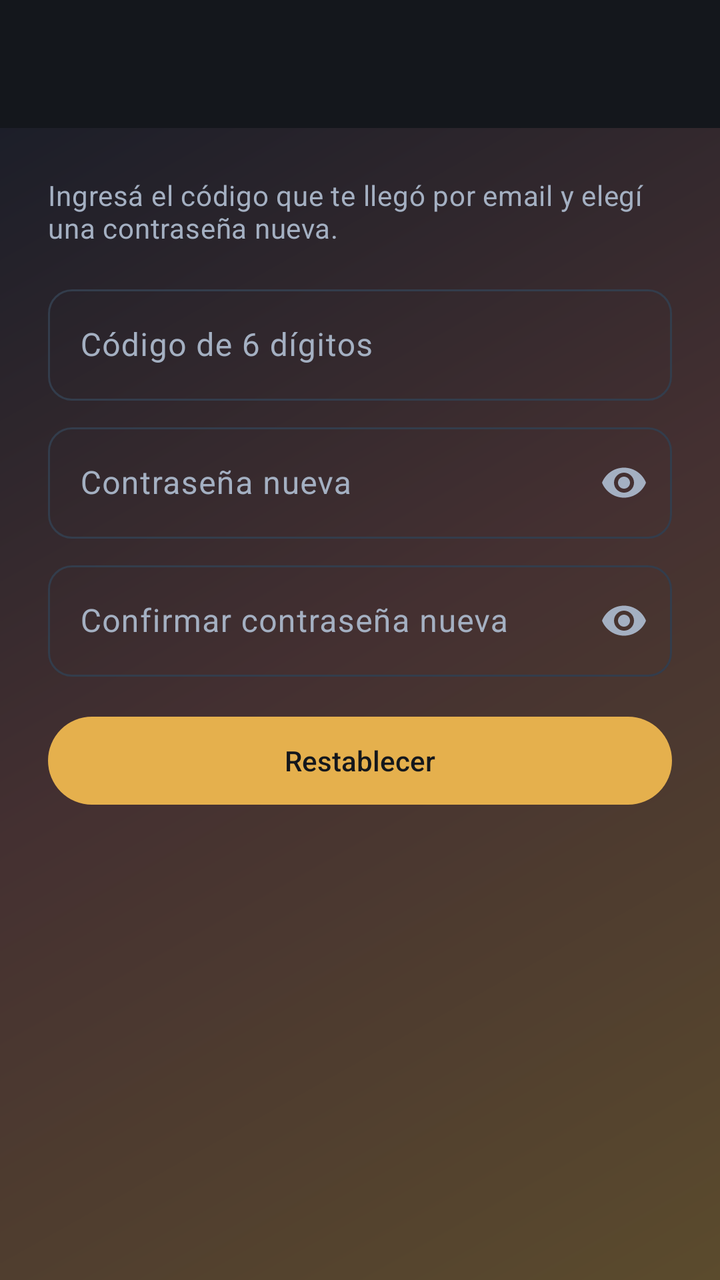
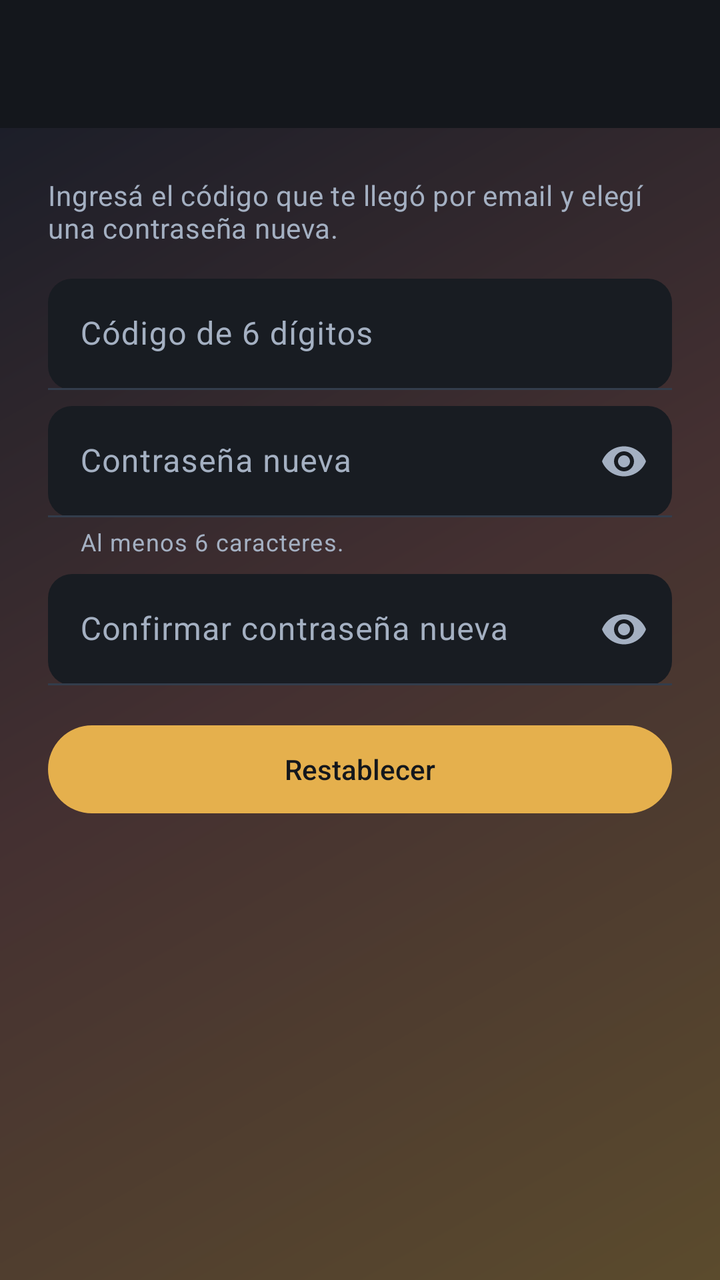

Screens rendered from an Android XML layout before and after an edit, with the pre-edit source and the edit as a unified diff.
<!-- AndroidManifest.xml: activity theme Theme.GestorPasantes.Login -->
<!-- res/layout/activity_restablecer_contrasena.xml -->
<?xml version="1.0" encoding="utf-8"?>
<LinearLayout xmlns:android="http://schemas.android.com/apk/res/android"
    xmlns:app="http://schemas.android.com/apk/res-auto"
    android:layout_width="match_parent"
    android:layout_height="match_parent"
    android:background="@drawable/bg_gradient_login"
    android:orientation="vertical">

    <androidx.appcompat.widget.Toolbar
        android:id="@+id/barraRestablecer"
        android:layout_width="match_parent"
        android:layout_height="?attr/actionBarSize"
        android:title="@string/titulo_restablecer_contrasena" />

    <ScrollView
        android:layout_width="match_parent"
        android:layout_height="0dp"
        android:layout_weight="1"
        android:fillViewport="true">

        <LinearLayout
            android:layout_width="match_parent"
            android:layout_height="wrap_content"
            android:orientation="vertical"
            android:padding="@dimen/espacio_lg">

            <TextView
                android:layout_width="match_parent"
                android:layout_height="wrap_content"
                android:layout_marginBottom="@dimen/espacio_md"
                android:text="@string/subtitulo_restablecer_contrasena"
                android:textAppearance="?attr/textAppearanceBodyMedium"
                android:textColor="@color/login_texto_secundario" />

            <com.google.android.material.textfield.TextInputLayout
                android:id="@+id/campoCodigo"
                style="@style/Widget.Material3.TextInputLayout.OutlinedBox"
                android:layout_width="match_parent"
                android:layout_height="wrap_content"
                android:hint="@string/hint_codigo">

                <com.google.android.material.textfield.TextInputEditText
                    android:id="@+id/inputCodigo"
                    android:layout_width="match_parent"
                    android:layout_height="wrap_content"
                    android:maxLength="6"
                    android:inputType="number" />
            </com.google.android.material.textfield.TextInputLayout>

            <com.google.android.material.textfield.TextInputLayout
                android:id="@+id/campoNueva"
                style="@style/Widget.Material3.TextInputLayout.OutlinedBox"
                android:layout_width="match_parent"
                android:layout_height="wrap_content"
                android:layout_marginTop="@dimen/espacio_sm"
                app:passwordToggleEnabled="true"
                app:passwordToggleTint="@color/login_texto_secundario"
                android:hint="@string/hint_contrasena_nueva">

                <com.google.android.material.textfield.TextInputEditText
                    android:id="@+id/inputNueva"
                    android:layout_width="match_parent"
                    android:layout_height="wrap_content"
                    android:inputType="textPassword" />
            </com.google.android.material.textfield.TextInputLayout>

            <com.google.android.material.textfield.TextInputLayout
                android:id="@+id/campoConfirmar"
                style="@style/Widget.Material3.TextInputLayout.OutlinedBox"
                android:layout_width="match_parent"
                android:layout_height="wrap_content"
                android:layout_marginTop="@dimen/espacio_sm"
                app:passwordToggleEnabled="true"
                app:passwordToggleTint="@color/login_texto_secundario"
                android:hint="@string/hint_confirmar_contrasena">

                <com.google.android.material.textfield.TextInputEditText
                    android:id="@+id/inputConfirmar"
                    android:layout_width="match_parent"
                    android:layout_height="wrap_content"
                    android:inputType="textPassword" />
            </com.google.android.material.textfield.TextInputLayout>

            <com.google.android.material.button.MaterialButton
                android:id="@+id/botonRestablecer"
                android:layout_width="match_parent"
                android:layout_height="wrap_content"
                android:layout_marginTop="@dimen/espacio_md"
                android:text="@string/boton_restablecer_contrasena" />

            <com.google.android.material.progressindicator.CircularProgressIndicator
                android:id="@+id/progresoRestablecer"
                android:layout_width="wrap_content"
                android:layout_height="wrap_content"
                android:layout_gravity="center_horizontal"
                android:layout_marginTop="@dimen/espacio_md"
                android:indeterminate="true"
                android:visibility="gone" />

        </LinearLayout>
    </ScrollView>
</LinearLayout>
<!-- resources referenced by this layout -->
<resources>
  <color name="login_texto_secundario">#A4B0C2</color>
  <dimen name="espacio_lg">24dp</dimen>
  <dimen name="espacio_md">16dp</dimen>
  <dimen name="espacio_sm">8dp</dimen>
  <string name="boton_restablecer_contrasena">Restablecer</string>
  <string name="hint_codigo">Código de 6 dígitos</string>
  <string name="hint_contrasena_nueva">Contraseña nueva</string>
  <string name="titulo_restablecer_contrasena">Restablecer contraseña</string>
  <style name="Theme.GestorPasantes" parent="Theme.Material3.DayNight.NoActionBar">
          <item name="colorPrimary">@color/primario</item>
          <item name="colorOnPrimary">@color/blanco</item>
          <item name="colorPrimaryContainer">@color/primario_contenedor</item>
          <item name="colorOnPrimaryContainer">@color/on_primario_contenedor</item>
          <item name="colorSecondary">@color/acento</item>
          <item name="colorOnSecondary">@color/on_acento</item>
          <item name="colorError">@color/error</item>
          <item name="colorOnError">@color/on_error</item>
          <item name="colorSurface">@color/superficie</item>
          <item name="colorOnSurface">@color/texto_principal</item>
          <item name="colorSurfaceVariant">@color/superficie_variante</item>
          <item name="colorOnSurfaceVariant">@color/texto_secundario</item>
          <item name="colorOutline">@color/contorno</item>
          <item name="android:colorBackground">@color/fondo</item>
          <item name="android:windowBackground">@color/fondo</item>
          <item name="android:statusBarColor">@color/primario_oscuro</item>
  
          
          <item name="android:windowDisablePreview">true</item>
  
          <item name="shapeAppearanceCornerExtraSmall">@style/ShapeAppearance.GestorPasantes.Small</item>
          <item name="shapeAppearanceCornerSmall">@style/ShapeAppearance.GestorPasantes.Small</item>
          <item name="shapeAppearanceCornerMedium">@style/ShapeAppearance.GestorPasantes.Medium</item>
          <item name="shapeAppearanceCornerLarge">@style/ShapeAppearance.GestorPasantes.Medium</item>
  
          <item name="materialButtonStyle">@style/Widget.GestorPasantes.Button</item>
          <item name="toolbarStyle">@style/Widget.GestorPasantes.Toolbar</item>
      </style>
  <color name="login_acento">#E5B04D</color>
  <color name="login_bg">#14171C</color>
  <color name="login_superficie">#1D222A</color>
  <color name="login_texto">#EAEEF5</color>
  <color name="login_contorno">#333D4C</color>
  <color name="login_error">#F08A7D</color>
  <color name="primario">#16233D</color>
  <color name="blanco">#FFFFFF</color>
  <color name="primario_contenedor">#DCE1EA</color>
  <color name="on_primario_contenedor">#16233D</color>
  <color name="acento">#D99A1F</color>
  <color name="on_acento">#2A1B03</color>
  <color name="error">#C1272D</color>
  <color name="on_error">#FFFFFF</color>
  <color name="superficie">#FFFFFF</color>
  <color name="texto_principal">#16233D</color>
  <color name="superficie_variante">#E7ECF2</color>
  <color name="texto_secundario">#55637A</color>
  <color name="contorno">#DCD6C8</color>
  <color name="fondo">#F4F2EC</color>
  <color name="primario_oscuro">#0E1626</color>
  <!-- unchanged entries left out for length: 10 -->
</resources>

<!-- the commit's change to res/layout/activity_restablecer_contrasena.xml (unified diff, before → after) -->
@@ -34,7 +34,8 @@
 
             <com.google.android.material.textfield.TextInputLayout
                 android:id="@+id/campoCodigo"
-                style="@style/Widget.Material3.TextInputLayout.OutlinedBox"
+                style="@style/Widget.GestorPasantes.TextInputLayout"
+                app:boxBackgroundColor="@color/login_campo"
                 android:layout_width="match_parent"
                 android:layout_height="wrap_content"
                 android:hint="@string/hint_codigo">
@@ -49,12 +50,15 @@
 
             <com.google.android.material.textfield.TextInputLayout
                 android:id="@+id/campoNueva"
-                style="@style/Widget.Material3.TextInputLayout.OutlinedBox"
+                style="@style/Widget.GestorPasantes.TextInputLayout"
+                app:boxBackgroundColor="@color/login_campo"
                 android:layout_width="match_parent"
                 android:layout_height="wrap_content"
                 android:layout_marginTop="@dimen/espacio_sm"
                 app:passwordToggleEnabled="true"
                 app:passwordToggleTint="@color/login_texto_secundario"
+                app:helperTextEnabled="true"
+                app:helperText="@string/ayuda_contrasena_nueva"
                 android:hint="@string/hint_contrasena_nueva">
 
                 <com.google.android.material.textfield.TextInputEditText
@@ -66,7 +70,8 @@
 
             <com.google.android.material.textfield.TextInputLayout
                 android:id="@+id/campoConfirmar"
-                style="@style/Widget.Material3.TextInputLayout.OutlinedBox"
+                style="@style/Widget.GestorPasantes.TextInputLayout"
+                app:boxBackgroundColor="@color/login_campo"
                 android:layout_width="match_parent"
                 android:layout_height="wrap_content"
                 android:layout_marginTop="@dimen/espacio_sm"
<!-- resource entries referenced after the edit -->
@@ -1,13 +1,26 @@
 <!-- resources referenced by this layout -->
 <resources>
+  <color name="login_campo">#181C22</color>
   <color name="login_texto_secundario">#A4B0C2</color>
   <dimen name="espacio_lg">24dp</dimen>
   <dimen name="espacio_md">16dp</dimen>
   <dimen name="espacio_sm">8dp</dimen>
+  <string name="ayuda_contrasena_nueva">Al menos 6 caracteres.</string>
   <string name="boton_restablecer_contrasena">Restablecer</string>
   <string name="hint_codigo">Código de 6 dígitos</string>
   <string name="hint_contrasena_nueva">Contraseña nueva</string>
   <string name="titulo_restablecer_contrasena">Restablecer contraseña</string>
+  <style name="Widget.GestorPasantes.TextInputLayout" parent="Widget.Material3.TextInputLayout.FilledBox">
+          <item name="shapeAppearanceOverlay">@style/ShapeAppearanceOverlay.GestorPasantes.Campo</item>
+          <item name="boxBackgroundColor">@color/campo</item>
+          <item name="boxStrokeWidth">1dp</item>
+          <item name="boxStrokeWidthFocused">2dp</item>
+      </style>
+  <style name="ShapeAppearanceOverlay.GestorPasantes.Campo" parent="">
+          <item name="cornerFamily">rounded</item>
+          <item name="cornerSize">12dp</item>
+      </style>
+  <color name="campo">#F9F8F5</color>
   <style name="Theme.GestorPasantes" parent="Theme.Material3.DayNight.NoActionBar">
           <item name="colorPrimary">@color/primario</item>
           <item name="colorOnPrimary">@color/blanco</item>
@@ -36,6 +49,7 @@
   
           <item name="materialButtonStyle">@style/Widget.GestorPasantes.Button</item>
           <item name="toolbarStyle">@style/Widget.GestorPasantes.Toolbar</item>
+          <item name="textInputStyle">@style/Widget.GestorPasantes.TextInputLayout</item>
       </style>
   <color name="login_acento">#E5B04D</color>
   <color name="login_bg">#14171C</color>
